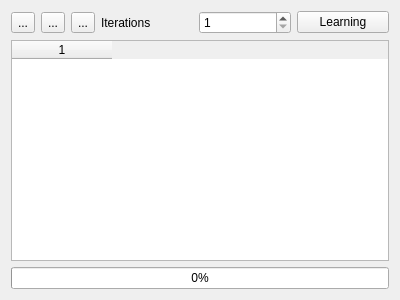
Old version of the form feedingtool.ui in the repository yageek/lastneurds.
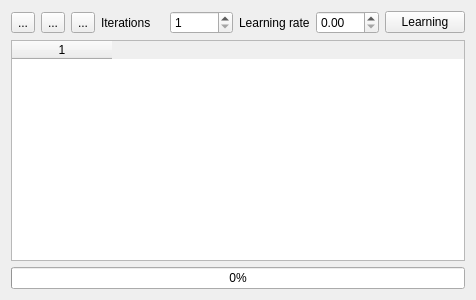
New version of the form. Icons and pictures are not drawn.

Diff of the .ui file:
```diff
--- a/feedingtool.ui
+++ b/feedingtool.ui
@@ -9,7 +9,7 @@
    <rect>
     <x>0</x>
     <y>0</y>
-    <width>400</width>
+    <width>476</width>
     <height>300</height>
    </rect>
   </property>
@@ -66,6 +66,16 @@
        </property>
       </widget>
      </item>
+     <item>
+      <widget class="QLabel" name="label_2">
+       <property name="text">
+        <string>Learning rate</string>
+       </property>
+      </widget>
+     </item>
+     <item>
+      <widget class="QDoubleSpinBox" name="spinLearningrate"/>
+     </item>
      <item>
       <widget class="QPushButton" name="learnButton">
        <property name="text">
```
Left out of the diff: 17 changed lines with no effect on the pictures.
